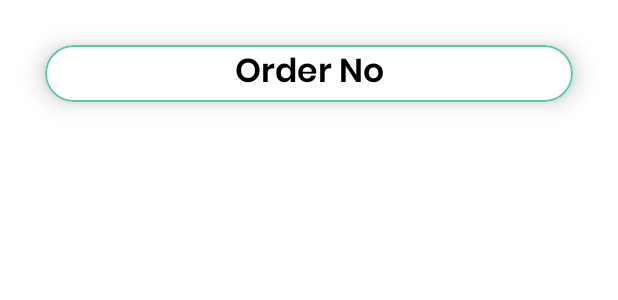
After one commit to soumenkp2/Bhangaar, an Android app: the layout custom_order_details.xml on its own in the app's theme, with its tools: preview values and no code run, on a phone screen of 412 x 824 dp. The commit adds this screen. Shown: the top 300 px of the screen. Run offline under Robolectric (Android 15) with nearby library versions, the phone set to English and light mode, and no system bars.

Commit message:
Added View previous order feature

```diff
--- a/app/src/main/java/com/example/bhangaar/SignUp.kt
+++ b/app/src/main/java/com/example/bhangaar/SignUp.kt
@@ -14,6 +14,7 @@ import android.widget.*
 import com.google.firebase.FirebaseException
 import com.google.firebase.FirebaseTooManyRequestsException
 import com.google.firebase.auth.*
+import com.google.firebase.firestore.FirebaseFirestore
 import java.util.concurrent.TimeUnit
 
 class SignUp : AppCompatActivity() {
@@ -121,8 +122,10 @@ class SignUp : AppCompatActivity() {
                     //Log.d(TAG, "signInWithCredential:success")
                     Toast.makeText(this,"Verified", Toast.LENGTH_SHORT).show();
 
+
                     val intent : Intent
                     intent = Intent(this, MainActivity::class.java)
+                    intent.putExtra("userid", FirebaseAuth.getInstance().currentUser?.uid.toString())
                     startActivity(intent)
 
                     val user = task.result?.user
@@ -281,8 +284,9 @@ class SignUp : AppCompatActivity() {
         super.onStart()
         if(auth.currentUser != null)
         {
-            var intent : Intent
+            val intent : Intent
             intent = Intent(this, MainActivity::class.java)
+            intent.putExtra("userid", FirebaseAuth.getInstance().currentUser?.uid.toString())
             startActivity(intent)
         }
     }
--- /dev/null
+++ b/app/src/main/res/layout/custom_order_details.xml
@@ -0,0 +1,99 @@
+<?xml version="1.0" encoding="utf-8"?>
+<LinearLayout
+    xmlns:android="http://schemas.android.com/apk/res/android"
+    xmlns:app="http://schemas.android.com/apk/res-auto"
+    xmlns:tools="http://schemas.android.com/tools"
+    android:layout_width="match_parent"
+    android:layout_height="wrap_content">
+
+    <androidx.cardview.widget.CardView
+        android:layout_width="match_parent"
+        android:layout_height="wrap_content"
+        android:layout_margin="30dp"
+        app:cardElevation="10dp"
+        app:cardBackgroundColor="#FFFFFF"
+        app:cardCornerRadius="20dp"
+        app:layout_constraintBottom_toBottomOf="parent"
+        app:layout_constraintEnd_toEndOf="parent"
+        app:layout_constraintStart_toStartOf="parent"
+        app:layout_constraintTop_toBottomOf="@+id/linearLayout"
+        app:layout_constraintVertical_bias="0.0">
+
+        <androidx.constraintlayout.widget.ConstraintLayout
+            android:layout_width="match_parent"
+            android:background="@drawable/primary_outline"
+            android:layout_height="match_parent">
+
+            <ImageView
+                android:id="@+id/order_pic"
+                android:layout_width="200dp"
+                android:visibility="gone"
+                android:layout_height="200dp"
+                android:src="@drawable/orderpending"
+                app:layout_constraintEnd_toEndOf="parent"
+                app:layout_constraintStart_toStartOf="parent"
+                app:layout_constraintTop_toTopOf="parent" />
+
+            <TextView
+                android:id="@+id/order_no"
+                android:layout_width="match_parent"
+                android:layout_height="wrap_content"
+                android:fontFamily="@font/poppins_semibold"
+                android:gravity="center"
+                android:text="Order No"
+                android:textColor="@color/black"
+                android:textSize="22sp"
+                app:layout_constraintEnd_toEndOf="parent"
+                app:layout_constraintHorizontal_bias="0.0"
+                app:layout_constraintStart_toStartOf="parent"
+                app:layout_constraintTop_toBottomOf="@+id/order_pic" />
+
+            <TextView
+                android:id="@+id/order_status"
+                android:layout_width="match_parent"
+                android:visibility="gone"
+                android:layout_height="wrap_content"
+                android:fontFamily="@font/poppins_semibold"
+                android:gravity="center"
+                android:text="On Progress"
+                android:textColor="@color/teal_700"
+                android:textSize="22sp"
+                app:layout_constraintEnd_toEndOf="parent"
+                app:layout_constraintHorizontal_bias="0.0"
+                app:layout_constraintStart_toStartOf="parent"
+                app:layout_constraintTop_toBottomOf="@+id/order_no" />
+
+
+            <TextView
+                android:id="@+id/username"
+                android:layout_width="match_parent"
+                android:layout_height="wrap_content"
+                android:visibility="gone"
+                android:layout_marginTop="16dp"
+                android:fontFamily="@font/poppins"
+                android:gravity="center"
+                android:text="- Soumen Paul"
+                android:textColor="@color/teal_700"
+                android:textSize="18sp"
+                app:layout_constraintEnd_toEndOf="parent"
+                app:layout_constraintHorizontal_bias="0.0"
+                app:layout_constraintStart_toStartOf="parent"
+                app:layout_constraintTop_toBottomOf="@+id/order_status" />
+
+            <androidx.recyclerview.widget.RecyclerView
+                android:layout_width="match_parent"
+                android:visibility="gone"
+                android:id="@+id/recycler_order_items"
+                android:layout_height="wrap_content"
+                app:layout_constraintBottom_toBottomOf="parent"
+                app:layout_constraintEnd_toEndOf="parent"
+                app:layout_constraintStart_toStartOf="parent"
+                app:layout_constraintTop_toBottomOf="@+id/username" />
+
+        </androidx.constraintlayout.widget.ConstraintLayout>
+
+
+
+    </androidx.cardview.widget.CardView>
+
+</LinearLayout>
--- a/app/src/main/res/layout/fragment_home.xml
+++ b/app/src/main/res/layout/fragment_home.xml
@@ -54,7 +54,7 @@
             android:textColor="@color/teal_700"
             android:paddingLeft="20dp"
             android:paddingTop="10dp"
-            android:textSize="24sp"/>
+            android:textSize="22sp"/>
 
         <androidx.recyclerview.widget.RecyclerView
             android:layout_width="match_parent"
```
Also changed, not shown: app/src/main/java/com/example/bhangaar/MainActivity.kt (+24 -3 lines), app/src/main/java/com/example/bhangaar/adapterClass/orderDetailsAdapter.kt (added, +106 -0 lines), app/src/main/java/com/example/bhangaar/fragmentClass/homeFragment.kt (+40 -1 lines), app/src/main/java/com/example/bhangaar/fragmentClass/orderFragment.kt (+66 -1 lines), app/src/main/res/layout/fragment_order.xml (+31 -4 lines).
